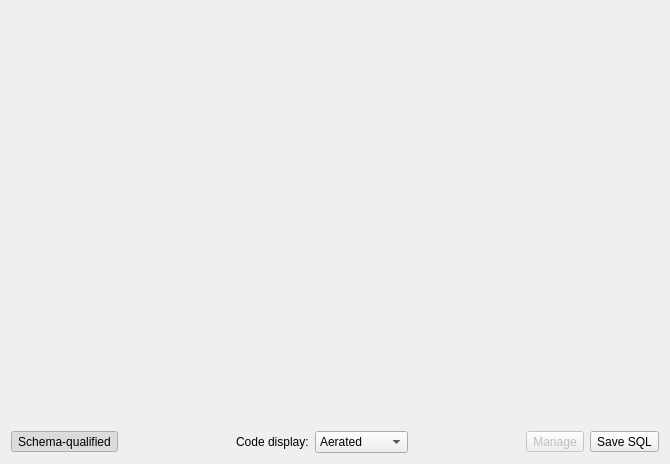
Before: the Qt Designer form graphicalquerybuilder/ui/graphicalquerybuildersqlwidget.ui in pgmodeler/plugins, drawn with Qt 5.
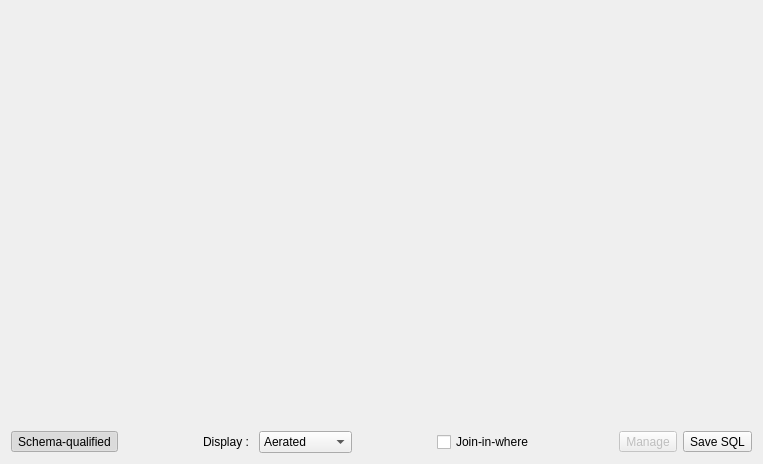
After: the same form once the commit is applied. Icons and pictures are not drawn.

What changed in the file:
```diff
--- a/graphicalquerybuilder/ui/graphicalquerybuildersqlwidget.ui
+++ b/graphicalquerybuilder/ui/graphicalquerybuildersqlwidget.ui
@@ -6,7 +6,7 @@
    <rect>
     <x>0</x>
     <y>0</y>
-    <width>670</width>
+    <width>763</width>
     <height>464</height>
    </rect>
   </property>
@@ -48,7 +48,7 @@
      <item>
       <widget class="QLabel" name="label">
        <property name="text">
-        <string>Code display:</string>
+        <string>Display : </string>
        </property>
       </widget>
      </item>
@@ -84,6 +84,26 @@
        </item>
       </widget>
      </item>
+     <item>
+      <spacer name="horizontalSpacer_2">
+       <property name="orientation">
+        <enum>Qt::Horizontal</enum>
+       </property>
+       <property name="sizeHint" stdset="0">
+        <size>
+         <width>40</width>
+         <height>20</height>
+        </size>
+       </property>
+      </spacer>
+     </item>
+     <item>
+      <widget class="QCheckBox" name="join_in_where_chb">
+       <property name="text">
+        <string>Join-in-where</string>
+       </property>
+      </widget>
+     </item>
      <item>
       <spacer name="horizontalSpacer_3">
        <property name="orientation">
```
